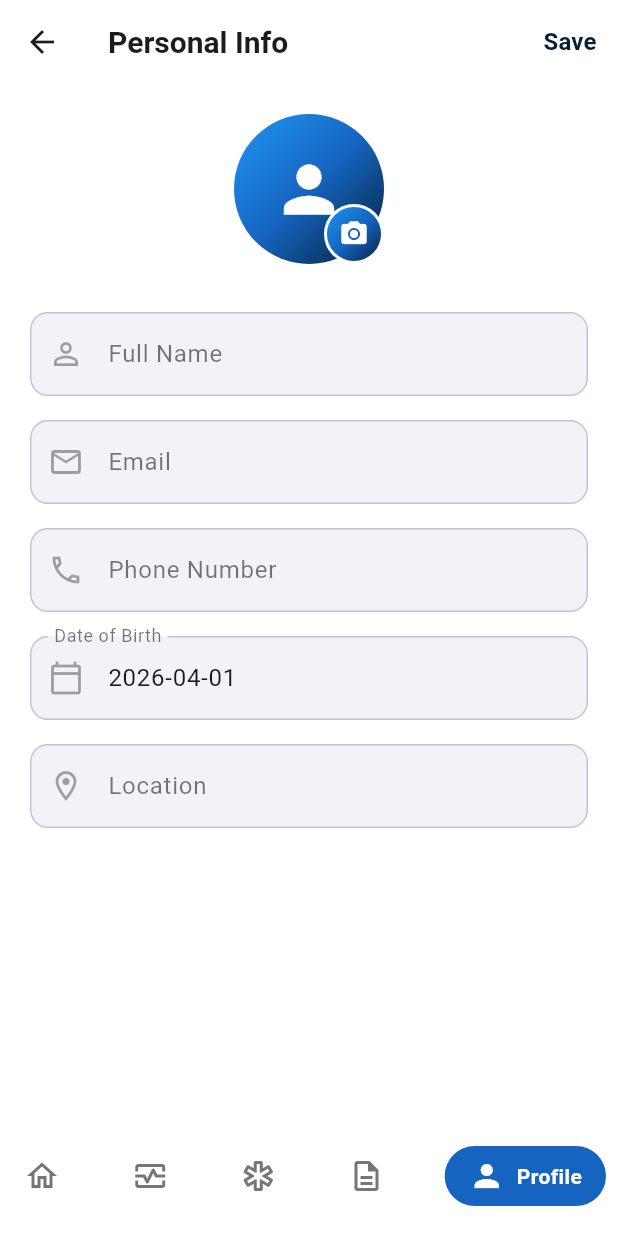
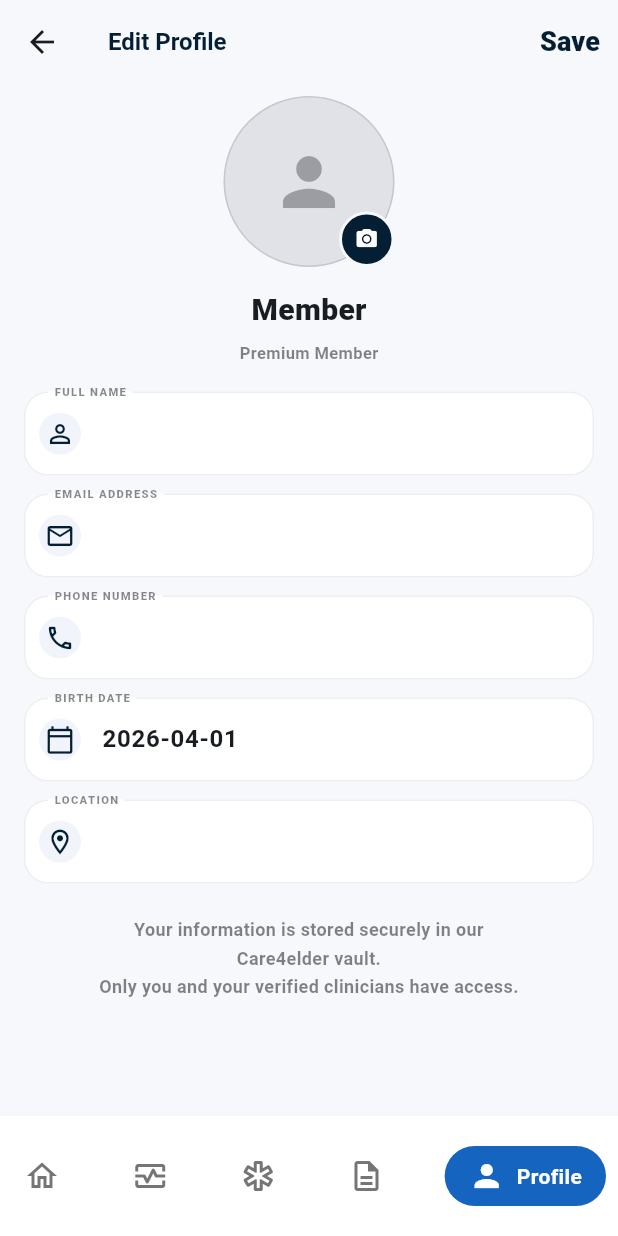
Before and after one commit to techvivek32/care4elder, a Flutter app: the PersonalInfoScreen screen opened by its route, on a phone screen of 412 x 824 dp. Run offline on Flutter 3.47's test engine with Material 3 defaults, Android fonts, the phone set to English and light mode, and no system bars; our stand-ins replace audioplayers, cached_network_image, dio, file_picker, flutter_animate, flutter_contacts and 15 more; missing offline and left inert: agora_rtc_engine, flutter_background_service, razorpay_flutter; accounts and stored records are empty; network calls fail.

Commit message:
fix prifle edituo

```diff
--- a/application/lib/features/profile/screens/personal_info_screen.dart
+++ b/application/lib/features/profile/screens/personal_info_screen.dart
@@ -173,22 +173,24 @@ class _PersonalInfoScreenState extends State<PersonalInfoScreen> {
   Widget build(BuildContext context) {
     final theme = Theme.of(context);
     final colorScheme = theme.colorScheme;
+    final isDark = theme.brightness == Brightness.dark;
+    final pageBg = isDark ? colorScheme.surface : const Color(0xFFF6F8FB);
 
     return Scaffold(
-      backgroundColor: colorScheme.surface,
+      backgroundColor: pageBg,
       appBar: AppBar(
-        backgroundColor: colorScheme.surface,
+        backgroundColor: pageBg,
         elevation: 0,
         leading: IconButton(
           icon: Icon(Icons.arrow_back, color: colorScheme.onSurface),
           onPressed: () => Navigator.pop(context),
         ),
         title: Text(
-          'Personal Info',
+          'Edit Profile',
           style: GoogleFonts.roboto(
-            fontSize: 20,
-            fontWeight: FontWeight.bold,
-            color: colorScheme.onSurface,
+            fontSize: 16,
+            fontWeight: FontWeight.w700,
+            color: colorScheme.primary,
           ),
         ),
         actions: [
@@ -215,9 +217,9 @@ class _PersonalInfoScreenState extends State<PersonalInfoScreen> {
                 child: Text(
                   'Save',
                   style: GoogleFonts.roboto(
-                    fontSize: 16,
-                    fontWeight: FontWeight.bold,
-                    color: AppColors.primaryBlue,
+                    fontSize: 18,
+                    fontWeight: FontWeight.w800,
+                    color: colorScheme.primary,
                   ),
                 ),
               );
@@ -226,7 +228,7 @@ class _PersonalInfoScreenState extends State<PersonalInfoScreen> {
         ],
       ),
       body: SingleChildScrollView(
-        padding: const EdgeInsets.all(20),
+        padding: const EdgeInsets.fromLTRB(16, 8, 16, 20),
         child: Form(
           key: _formKey,
           child: Column(
@@ -238,31 +240,30 @@ class _PersonalInfoScreenState extends State<PersonalInfoScreen> {
                     child: Stack(
                       children: [
                         Container(
-                          width: 100,
-                          height: 100,
+                          width: 114,
+                          height: 114,
                           decoration: BoxDecoration(
-                            gradient: Theme.of(context).brightness == Brightness.light
-                                ? AppColors.premiumGradient
-                                : AppColors.darkPremiumGradient,
                             shape: BoxShape.circle,
+                            color: colorScheme.surfaceContainerHighest,
+                            border: Border.all(color: colorScheme.outline.withOpacity(0.25)),
                           ),
                           child: Center(
                             child: _profileService.currentUser?.profilePictureUrl
                                         .isNotEmpty ==
                                     true
                                 ? ClipRRect(
-                                    borderRadius: BorderRadius.circular(50),
+                                    borderRadius: BorderRadius.circular(60),
                                     child: Image.network(
                                       _profileService.currentUser!.profilePictureUrl,
-                                      width: 100,
-                                      height: 100,
+                                      width: 114,
+                                      height: 114,
                                       fit: BoxFit.cover,
                                     ),
                                   )
-                                : const Icon(
+                                : Icon(
                                     Icons.person,
-                                    size: 50,
-                                    color: Colors.white,
+                                    size: 52,
+                                    color: colorScheme.onSurface.withOpacity(0.35),
                                   ),
                           ),
                         ),
@@ -286,18 +287,16 @@ class _PersonalInfoScreenState extends State<PersonalInfoScreen> {
                           child: GestureDetector(
                             onTap: _profileService.isLoading ? null : _pickProfileImage,
                             child: Container(
-                              padding: const EdgeInsets.all(8),
+                              padding: const EdgeInsets.all(8.5),
                               decoration: BoxDecoration(
-                                gradient: Theme.of(context).brightness == Brightness.light
-                                    ? AppColors.premiumGradient
-                                    : AppColors.darkPremiumGradient,
+                                color: colorScheme.primary,
                                 shape: BoxShape.circle,
-                                border: Border.all(color: Colors.white, width: 2),
+                                border: Border.all(color: pageBg, width: 2),
                               ),
                               child: const Icon(
                                 Icons.camera_alt,
                                 color: Colors.white,
-                                size: 20,
+                                size: 16,
                               ),
                             ),
                           ),
@@ -307,30 +306,50 @@ class _PersonalInfoScreenState extends State<PersonalInfoScreen> {
                   );
                 },
               ),
-              const SizedBox(height: 32),
+              const SizedBox(height: 14),
+              Text(
+                _nameController.text.trim().isNotEmpty
+                    ? _nameController.text.trim()
+                    : 'Member',
+                style: GoogleFonts.roboto(
+                  fontSize: 20,
+                  fontWeight: FontWeight.w800,
+                  color: colorScheme.onSurface,
+                ),
+              ),
+              const SizedBox(height: 6),
+              Text(
+                'Premium Member',
+                style: GoogleFonts.roboto(
+                  fontSize: 11,
+                  fontWeight: FontWeight.w600,
+                  color: colorScheme.onSurface.withOpacity(0.55),
+                ),
+              ),
+              const SizedBox(height: 18),
               _buildTextField(
                 context,
                 controller: _nameController,
-                label: 'Full Name',
+                label: 'FULL NAME',
                 icon: Icons.person_outline,
                 validator: (value) =>
                     value?.isEmpty == true ? 'Please enter your name' : null,
               ),
-              const SizedBox(height: 16),
+              const SizedBox(height: 12),
               _buildTextField(
                 context,
                 controller: _emailController,
-                label: 'Email',
+                label: 'EMAIL ADDRESS',
                 icon: Icons.email_outlined,
                 keyboardType: TextInputType.emailAddress,
                 validator: (value) =>
                     value?.isEmpty == true ? 'Please enter your email' : null,
               ),
-              const SizedBox(height: 16),
+              const SizedBox(height: 12),
               _buildTextField(
                 context,
                 controller: _phoneController,
-                label: 'Phone Number',
+                label: 'PHONE NUMBER',
                 icon: Icons.phone_outlined,
                 keyboardType: TextInputType.phone,
                 inputFormatters: [
@@ -347,11 +366,11 @@ class _PersonalInfoScreenState extends State<PersonalInfoScreen> {
                   return null;
                 },
               ),
-              const SizedBox(height: 16),
+              const SizedBox(height: 12),
               _buildTextField(
                 context,
                 controller: _dobController,
-                label: 'Date of Birth',
+                label: 'BIRTH DATE',
                 icon: Icons.calendar_today_outlined,
                 readOnly: true,
                 onTap: () => _selectDate(context),
@@ -359,15 +378,26 @@ class _PersonalInfoScreenState extends State<PersonalInfoScreen> {
                     ? 'Please select your date of birth'
                     : null,
               ),
-              const SizedBox(height: 16),
+              const SizedBox(height: 12),
               _buildTextField(
                 context,
                 controller: _locationController,
-                label: 'Location',
+                label: 'LOCATION',
                 icon: Icons.location_on_outlined,
                 validator: (value) => value?.isEmpty == true
                     ? 'Please enter your location'
                     : null,
+              ),
+              const SizedBox(height: 22),
+              Text(
+                'Your information is stored securely in our\nCare4elder vault.\nOnly you and your verified clinicians have access.',
+                textAlign: TextAlign.center,
+                style: GoogleFonts.roboto(
+                  fontSize: 12,
+                  height: 1.55,
+                  fontWeight: FontWeight.w600,
+                  color: colorScheme.onSurface.withOpacity(0.55),
+                ),
               ),
             ],
           ),
@@ -388,6 +418,7 @@ class _PersonalInfoScreenState extends State<PersonalInfoScreen> {
     List<TextInputFormatter>? inputFormatters,
   }) {
     final colorScheme = Theme.of(context).colorScheme;
+    final isDark = Theme.of(context).brightness == Brightness.dark;
 
     return TextFormField(
       controller: controller,
@@ -396,25 +427,45 @@ class _PersonalInfoScreenState extends State<PersonalInfoScreen> {
       onTap: onTap,
       validator: validator,
       inputFormatters: inputFormatters,
-      style: GoogleFonts.roboto(color: colorScheme.onSurface),
+      style: GoogleFonts.roboto(
+        color: colorScheme.onSurface,
+        fontSize: 16,
+        fontWeight: FontWeight.w700,
+      ),
       decoration: InputDecoration(
         labelText: label,
-        labelStyle: TextStyle(color: colorScheme.onSurface.withOpacity(0.6)),
-        prefixIcon: Icon(icon, color: colorScheme.onSurface.withOpacity(0.4)),
+        floatingLabelBehavior: FloatingLabelBehavior.always,
+        labelStyle: GoogleFonts.roboto(
+          fontSize: 10,
+          letterSpacing: 1.2,
+          fontWeight: FontWeight.w800,
+          color: colorScheme.onSurface.withOpacity(0.52),
+        ),
+        prefixIcon: Container(
+          margin: const EdgeInsets.all(10),
+          decoration: BoxDecoration(
+            color: isDark
+                ? colorScheme.surfaceContainerHighest
+                : const Color(0xFFF1F4FA),
+            shape: BoxShape.circle,
+          ),
+          child: Icon(icon, color: colorScheme.primary, size: 20),
+        ),
         border: OutlineInputBorder(
-          borderRadius: BorderRadius.circular(12),
-          borderSide: BorderSide(color: colorScheme.outlineVariant),
+          borderRadius: BorderRadius.circular(16),
+          borderSide: BorderSide(color: colorScheme.outline.withOpacity(0.12)),
         ),
         enabledBorder: OutlineInputBorder(
-          borderRadius: BorderRadius.circular(12),
-          borderSide: BorderSide(color: colorScheme.outlineVariant),
+          borderRadius: BorderRadius.circular(16),
+          borderSide: BorderSide(color: colorScheme.outline.withOpacity(0.12)),
         ),
         focusedBorder: OutlineInputBorder(
-          borderRadius: BorderRadius.circular(12),
-          borderSide: const BorderSide(color: AppColors.primaryBlue, width: 2),
+          borderRadius: BorderRadius.circular(16),
+          borderSide: BorderSide(color: colorScheme.primary, width: 1.6),
         ),
         filled: true,
-        fillColor: colorScheme.surfaceContainerLow,
+        fillColor: isDark ? colorScheme.surface : Colors.white,
+        contentPadding: const EdgeInsets.symmetric(horizontal: 16, vertical: 16),
       ),
     );
   }
```
